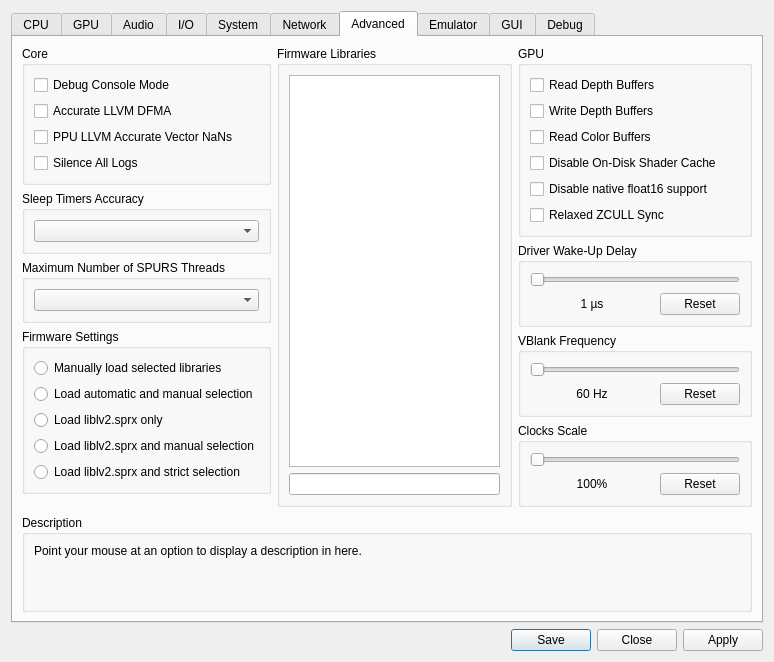
Old version of the form rpcs3/rpcs3qt/settings_dialog.ui in the repository RPCS3/rpcs3.
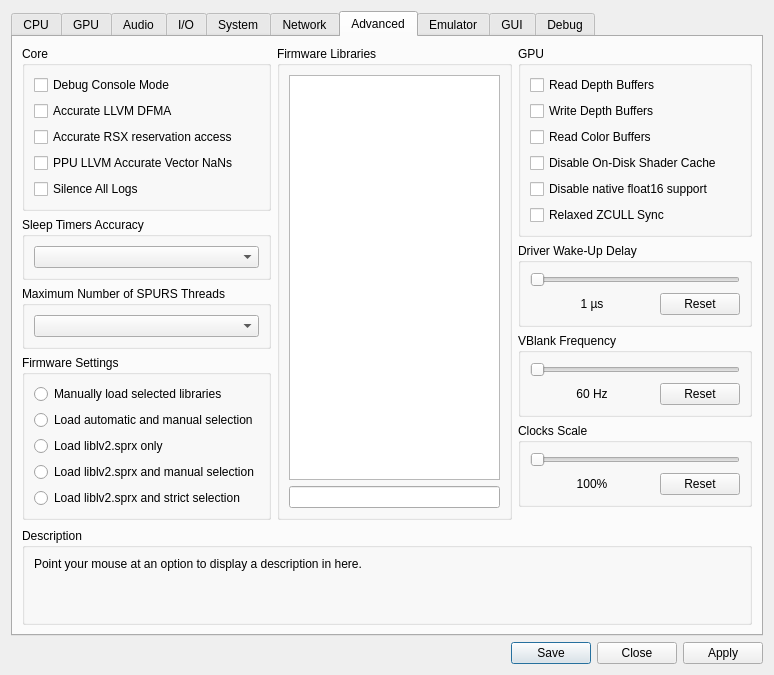
New version of the form. The open tabs and pages were chosen to show the change. Icons and pictures are not drawn.

Commit message: move accurate rsx reservation to advanced

The edit to the form file:
```diff
--- a/rpcs3/rpcs3qt/settings_dialog.ui
+++ b/rpcs3/rpcs3qt/settings_dialog.ui
@@ -1808,6 +1808,13 @@
                 </property>
                </widget>
               </item>
+              <item>
+               <widget class="QCheckBox" name="accurateRSXAccess">
+                <property name="text">
+                 <string>Accurate RSX reservation access</string>
+                </property>
+               </widget>
+              </item>
               <item>
                <widget class="QCheckBox" name="AccurateVectorNaN">
                 <property name="text">
@@ -3404,13 +3411,6 @@
               </property>
              </widget>
             </item>
-            <item>
-             <widget class="QCheckBox" name="accurateRSXAccess">
-              <property name="text">
-               <string>Accurate RSX reservation access</string>
-              </property>
-             </widget>
-            </item>
             <item>
              <widget class="QCheckBox" name="hookStFunc">
               <property name="text">
```
